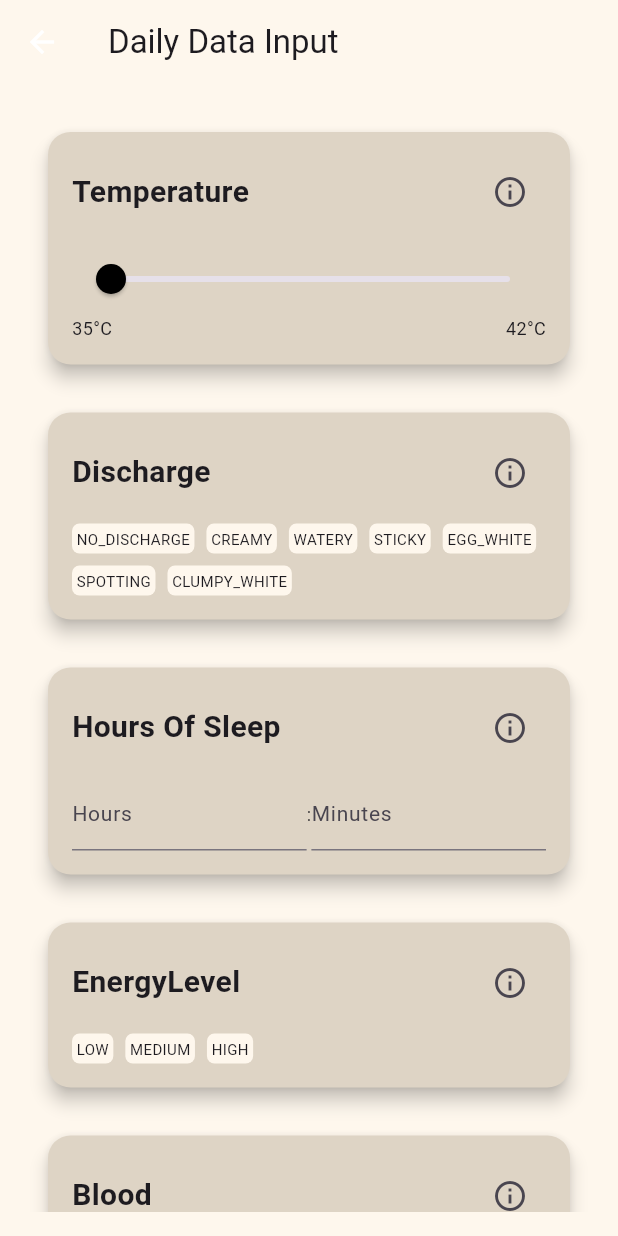
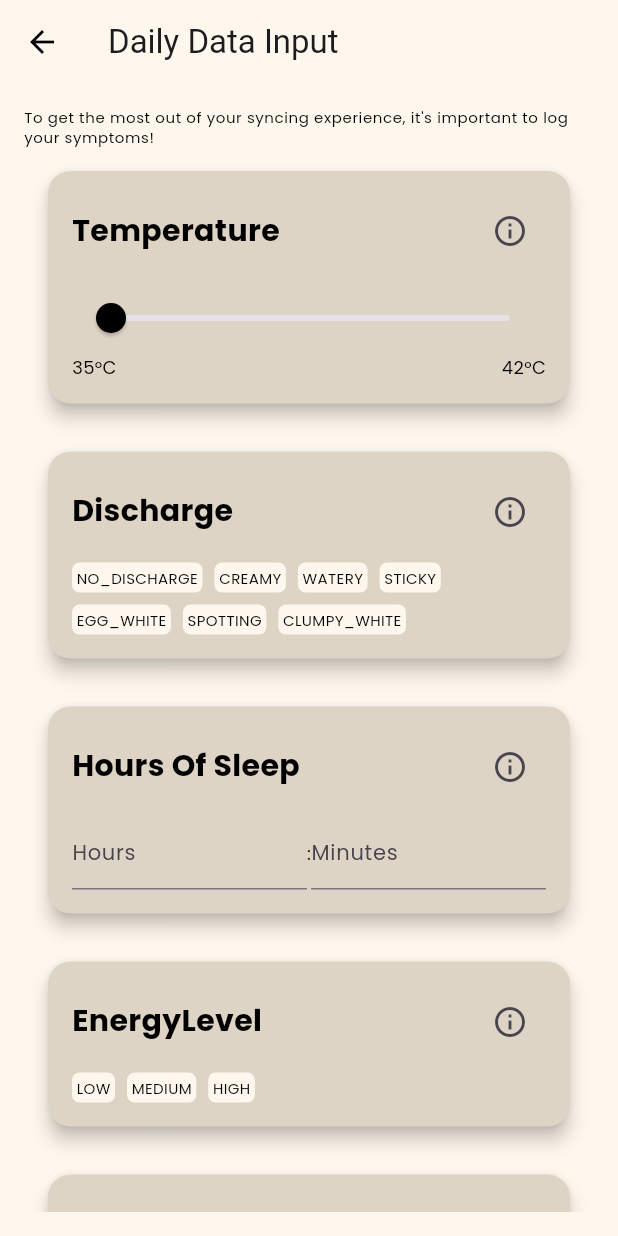
Before and after one commit to BasantaPoudel/ByCycle, a Flutter app: the MyHomePage screen opened directly, item 2 of the bottom bar chosen, after a tap on "What is your temperature?", on a phone screen of 412 x 824 dp. Run offline on Flutter 3.47's test engine with Material 3 defaults, Android fonts, the phone set to English and light mode, and no system bars; our stand-ins replace bloc, cloud_firestore, firebase_core, flutter_bloc, flutter_svg, google_fonts and 3 more; missing offline and left inert: android_intent_plus, dart:ffi; accounts and stored records are empty; Roboto replaces fonts that are missing (Hind).

Commit message:
Improve homescreen

```diff
--- a/lib/cubits/theme/theme_cubit.dart
+++ b/lib/cubits/theme/theme_cubit.dart
@@ -1,5 +1,6 @@
 import 'package:bloc/bloc.dart';
 import 'package:flutter/material.dart';
+import 'package:google_fonts/google_fonts.dart';
 
 class ThemeCubit extends Cubit<ThemeMode> {
   ThemeCubit() : super(ThemeMode.system);
@@ -61,7 +62,7 @@ class ThemeCubit extends Cubit<ThemeMode> {
         displayMedium: TextStyle(
           fontSize: 36.0,
           color: Colors.white,
-          fontStyle: FontStyle.italic,
+          // fontStyle: FontStyle.italic,
         ),
         displaySmall: TextStyle(
           fontSize: 14.0,
@@ -84,7 +85,12 @@ class ThemeCubit extends Cubit<ThemeMode> {
           fontFamily: 'Hind',
         ),
       ),
-
+      bottomNavigationBarTheme: const BottomNavigationBarThemeData(
+          backgroundColor: Color(0xFFD6A879),
+          selectedItemColor: Colors.black,
+          selectedIconTheme: IconThemeData(
+              fill: BorderSide.strokeAlignCenter) // Set the selected item color
+          ),
       scaffoldBackgroundColor:
           Colors.black, // Set the background color to a dark shade
     );
@@ -110,37 +116,39 @@ class ThemeCubit extends Cubit<ThemeMode> {
         // elevation: MaterialStateProperty.all<double>(5.0),
       )),
       buttonTheme: const ButtonThemeData(
-        buttonColor: Color(0xFFDED4C5), // Set the button color
-        textTheme: ButtonTextTheme.primary, // Set the button text theme
-      ),
+          // buttonColor: Color(0xFFDED4C5), // Set the button color
+          // textTheme: ButtonTextTheme.primary, // Set the button text theme
+          ),
       floatingActionButtonTheme: const FloatingActionButtonThemeData(
         backgroundColor:
             Color(0xFFDED4C5), // Set the floating button background color
       ),
-      textTheme: const TextTheme(
-        displayLarge: TextStyle(
+      textTheme: TextTheme(
+        displayLarge: GoogleFonts.poppins(
           fontSize: 72.0,
+          color: Colors.black,
           fontWeight: FontWeight.bold,
         ),
-        displayMedium: TextStyle(
+        displayMedium: GoogleFonts.poppins(
           fontSize: 36.0,
-          fontStyle: FontStyle.italic,
+          color: Colors.black,
+          // fontStyle: FontStyle.italic,
         ),
-        displaySmall: TextStyle(
+        displaySmall: GoogleFonts.poppins(
+          fontSize: 20.0,
+          color: Colors.black,
+        ),
+        bodyLarge: GoogleFonts.poppins(
           fontSize: 14.0,
-          fontFamily: 'Hind',
+          color: Colors.black,
         ),
-        bodyLarge: TextStyle(
-          fontSize: 14.0,
-          fontFamily: 'Hind',
+        bodyMedium: GoogleFonts.poppins(
+          fontSize: 12.0,
+          color: Colors.black,
         ),
-        bodyMedium: TextStyle(
-          fontSize: 12.0,
-          fontFamily: 'Hind',
-        ),
-        bodySmall: TextStyle(
+        bodySmall: GoogleFonts.poppins(
           fontSize: 10.0,
-          fontFamily: 'Hind',
+          color: Colors.black,
         ),
       ),
       bottomNavigationBarTheme: const BottomNavigationBarThemeData(
--- a/lib/main.dart
+++ b/lib/main.dart
@@ -155,7 +155,19 @@
               child: Profile()),
         ),
         body: _children[_selectedIndex],
-        bottomNavigationBar: BottomNavigationBar(
+        bottomNavigationBar: Container(
+          decoration: BoxDecoration(
+              borderRadius: BorderRadius.only(
+                topLeft: Radius.circular(25),
+                topRight: Radius.circular(25),
+              ),
+              color: Colors.red),
+          child: ClipRRect(
+            borderRadius: BorderRadius.only(
+              topLeft: Radius.circular(25),
+              topRight: Radius.circular(25),
+            ),
+            child: BottomNavigationBar(
               onTap: (int index) {
                 setState(() {
                   _selectedIndex = index;
@@ -183,6 +195,8 @@
                   label: 'Calendar',
                 ),
               ],
+            ),
+          ),
         )); // This trailing comma makes auto-formatting nicer for build methods.
   }
 }
--- a/lib/screens/daily_data_input_screen.dart
+++ b/lib/screens/daily_data_input_screen.dart
@@ -103,6 +103,9 @@ class _DailyDataInputState extends State<DailyDataInputScreen> {
   Widget build(BuildContext context) {
     return Scaffold(
       appBar: AppBar(
+        iconTheme: Theme.of(context).brightness == Brightness.light
+            ? IconThemeData(color: Colors.black)
+            : IconThemeData(color: Colors.white),
         title: const Text('Daily Data Input'),
       ),
       body: Padding(
@@ -110,6 +113,10 @@ class _DailyDataInputState extends State<DailyDataInputScreen> {
         child: SingleChildScrollView(
           child: Column(
             children: [
+              Text(
+                'To get the most out of your syncing experience, it\'s important to log your symptoms!',
+                style: Theme.of(context).textTheme.bodySmall,
+              ),
               _buildTemperatureCard(),
               _buildDischargeCard(),
               _buildSleepCard(),
--- a/lib/screens/home_screen.dart
+++ b/lib/screens/home_screen.dart
@@ -1,7 +1,10 @@
 import 'package:android_intent_plus/android_intent.dart';
 import 'package:android_intent_plus/flag.dart';
 import 'package:by_cycle/screens/daily_data_input_screen.dart';
+import 'package:flutter/cupertino.dart';
 import 'package:flutter/material.dart';
+import 'package:flutter/rendering.dart';
+import 'package:flutter/widgets.dart';
 import 'package:url_launcher/url_launcher.dart';
 
 class HomeScreen extends StatefulWidget {
@@ -15,7 +18,7 @@ class _HomeScreenState extends State<HomeScreen> {
   final int _selectedIndex = 0;
   late TimeOfDay bedTime;
   late TimeOfDay wakeupTime;
-
+  late String timeDifference;
   @override
   void initState() {
     // TODO: implement initState
@@ -32,7 +35,18 @@ class _HomeScreenState extends State<HomeScreen> {
     return Center(
       child: Column(children: [
         Row(mainAxisAlignment: MainAxisAlignment.center, children: [
-          ElevatedButton(
+          SizedBox(
+            width: 280,
+            // height: 44,
+            child: ElevatedButton(
+                style: ButtonStyle(
+                    backgroundColor: MaterialStateProperty.all<Color>(
+                        const Color(0xFFD6A879)),
+                    shape: MaterialStateProperty.all<RoundedRectangleBorder>(
+                      RoundedRectangleBorder(
+                        borderRadius: BorderRadius.circular(30.0),
+                      ),
+                    )),
                 onPressed: () {
                   Navigator.push(
                       context,
@@ -40,50 +54,70 @@ class _HomeScreenState extends State<HomeScreen> {
                           builder: (context) => const DailyDataInputScreen()));
                 },
                 child: const Text("What is your temperature?")),
+          ),
+          SizedBox(
+            width: 10,
+          ),
           ElevatedButton(
+              style: ButtonStyle(
+                  backgroundColor:
+                      MaterialStateProperty.all<Color>(const Color(0xFFD6A879)),
+                  shape: MaterialStateProperty.all<RoundedRectangleBorder>(
+                    RoundedRectangleBorder(
+                      borderRadius: BorderRadius.circular(20.0),
+                    ),
+                  )),
               onPressed: () {
                 null;
               },
-              child: const Text("+"))
+              child: Icon(Icons.add_circle_rounded)),
         ]),
+        SizedBox(
+          height: 40,
+        ),
         const Center(
           child: Text('Recommended sleep time'),
+        ),
+        const Center(
+          child: Text('for today ---cycles'),
+        ),
+        SizedBox(
+          height: 15,
         ),
         const SizedBox(
           height: 15.0,
         ),
-        const SizedBox(
-            height: 180.0,
-            width: 180.0,
+        Stack(alignment: Alignment.center, children: [
+          SizedBox(
+            height: 180,
+            width: 180,
             child: CircularProgressIndicator(
               strokeWidth: 15,
               value: 0.4,
               backgroundColor: Color.fromRGBO(222, 212, 197, 1),
-              valueColor: AlwaysStoppedAnimation<Color>(Colors.black),
-            )),
+              valueColor: Theme.of(context).brightness == Brightness.light
+                  ? AlwaysStoppedAnimation<Color>(Colors.black)
+                  : AlwaysStoppedAnimation<Color>(Color(0xFFD6A879)),
+            ),
+          ),
+          Text('7h 30m', style: Theme.of(context).textTheme.displaySmall),
+        ]),
         const SizedBox(
           height: 15.0,
         ),
         Row(mainAxisAlignment: MainAxisAlignment.spaceEvenly, children: [
           Column(
             children: [
-              ElevatedButton(
-                style: ButtonStyle(
-                  backgroundColor:
-                      MaterialStateProperty.all<Color>(const Color(0xFFDED4C5)),
+              TextButton(
+                style: TextButton.styleFrom(
                     foregroundColor:
-                      MaterialStateProperty.all<Color>(Colors.white),
-                  padding: MaterialStateProperty.all<EdgeInsets>(
-                      const EdgeInsets.all(16)),
-                  textStyle: MaterialStateProperty.all<TextStyle>(
-                      const TextStyle(fontSize: 20)),
-                  shape: MaterialStateProperty.all<RoundedRectangleBorder>(
-                    RoundedRectangleBorder(
-                      borderRadius: BorderRadius.circular(12.0),
-                    ),
-                  ),
-                  elevation: MaterialStateProperty.all<double>(5.0),
-                ),
+                        Theme.of(context).brightness == Brightness.light
+                            ? Colors.black
+                            : Colors.white,
+                    textStyle: TextStyle(
+                        fontSize: 22,
+                        decoration: TextDecoration.underline,
+                        color: Colors.green)),
                 onPressed: () async {
                   final TimeOfDay? setBedTime = await showTimePicker(
                       context: context,
@@ -98,28 +132,21 @@ class _HomeScreenState extends State<HomeScreen> {
                     ? Text("${bedTime.hour}:${bedTime.minute}")
                     : Text("${bedTime.hour}:0${bedTime.minute}"),
               ),
-              const Text('Bed time'),
+              const Text('Bedtime'),
             ],
           ),
           Column(
             children: [
-              ElevatedButton(
-                  style: ButtonStyle(
-                    backgroundColor: MaterialStateProperty.all<Color>(
-                        const Color(0xFFDED4C5)),
+              TextButton(
+                  style: TextButton.styleFrom(
                       foregroundColor:
-                        MaterialStateProperty.all<Color>(Colors.white),
-                    padding: MaterialStateProperty.all<EdgeInsets>(
-                        const EdgeInsets.all(16)),
-                    textStyle: MaterialStateProperty.all<TextStyle>(
-                        const TextStyle(fontSize: 20)),
-                    shape: MaterialStateProperty.all<RoundedRectangleBorder>(
-                      RoundedRectangleBorder(
-                        borderRadius: BorderRadius.circular(12.0),
-                      ),
-                    ),
-                    elevation: MaterialStateProperty.all<double>(5.0),
-                  ),
+                          Theme.of(context).brightness == Brightness.light
+                              ? Colors.black
+                              : Colors.white,
+                      textStyle: TextStyle(
+                          fontSize: 22,
+                          decoration: TextDecoration.underline,
+                          color: Colors.black)),
                   onPressed: () async {
                     final TimeOfDay? setWakeupTime = await showTimePicker(
                         context: context,
@@ -136,26 +163,60 @@ class _HomeScreenState extends State<HomeScreen> {
                   child: wakeupTime.minute > 9
                       ? Text("${wakeupTime.hour}:${wakeupTime.minute}")
                       : Text("${wakeupTime.hour}:0${wakeupTime.minute}")),
-              const Text('WakeUp time'),
+              const Text('WakeUp'),
             ],
           ),
         ]),
         const SizedBox(
           height: 15.0,
         ),
-        ElevatedButton(
+        SizedBox(
+          width: 110,
+          // height: 40,
+          child: Theme.of(context).platform == TargetPlatform.android
+              ? ElevatedButton(
                   style: ButtonStyle(
-            backgroundColor:
-                MaterialStateProperty.all<Color>(const Color(0xFFDED4C5)),
-            foregroundColor: MaterialStateProperty.all<Color>(Colors.white),
-            padding: MaterialStateProperty.all<EdgeInsets>(
-                const EdgeInsets.only(left: 25, right: 25)),
-            textStyle: MaterialStateProperty.all<TextStyle>(
-                const TextStyle(fontSize: 20, color: Colors.black)),
-            elevation: MaterialStateProperty.all<double>(5.0),
+                    shape: MaterialStateProperty.all<RoundedRectangleBorder>(
+                      RoundedRectangleBorder(
+                        borderRadius: BorderRadius.circular(30.0),
+                      ),
+                    ),
                   ),
                   onPressed: openAlarmApp,
-          child: const Text('Set Alarm'),
+                  child: Text(
+                      style: Theme.of(context).textTheme.bodySmall,
+                      'SET ALARM'),
+                )
+              : null,
+        ),
+        const SizedBox(
+          height: 15.0,
+        ),
+        Text(
+            //TODO- Align Properly
+            textAlign: TextAlign.left,
+            style: Theme.of(context).textTheme.bodyLarge,
+            'You are in the --- phase'),
+        Container(
+          margin: EdgeInsets.only(right: 55, left: 55, top: 10),
+          child: const LinearProgressIndicator(
+            minHeight: 10,
+            borderRadius: BorderRadius.all(Radius.circular(10)),
+            value: 0.5,
+            backgroundColor: Color.fromRGBO(222, 212, 197, 1),
+            valueColor: AlwaysStoppedAnimation<Color>(Color(0xFFD6A879)),
+          ),
+        ),
+        Container(
+          margin: EdgeInsets.only(right: 55, left: 55, top: 10),
+          child: Column(children: [
+            const Text(
+                'Phase description - Lorem ipsum dolor sit amet, consectetur adipiscing elit. Sed do eiusmod tempor incididunt ut labore et dolore magna aliqua.'),
+            SizedBox(height: 30),
+            Text(
+                style: Theme.of(context).textTheme.bodyLarge,
+                'Your daily insights'),
+          ]),
         ),
       ]),
     );
```
Lines whose indentation alone changed are shown as unchanged.
